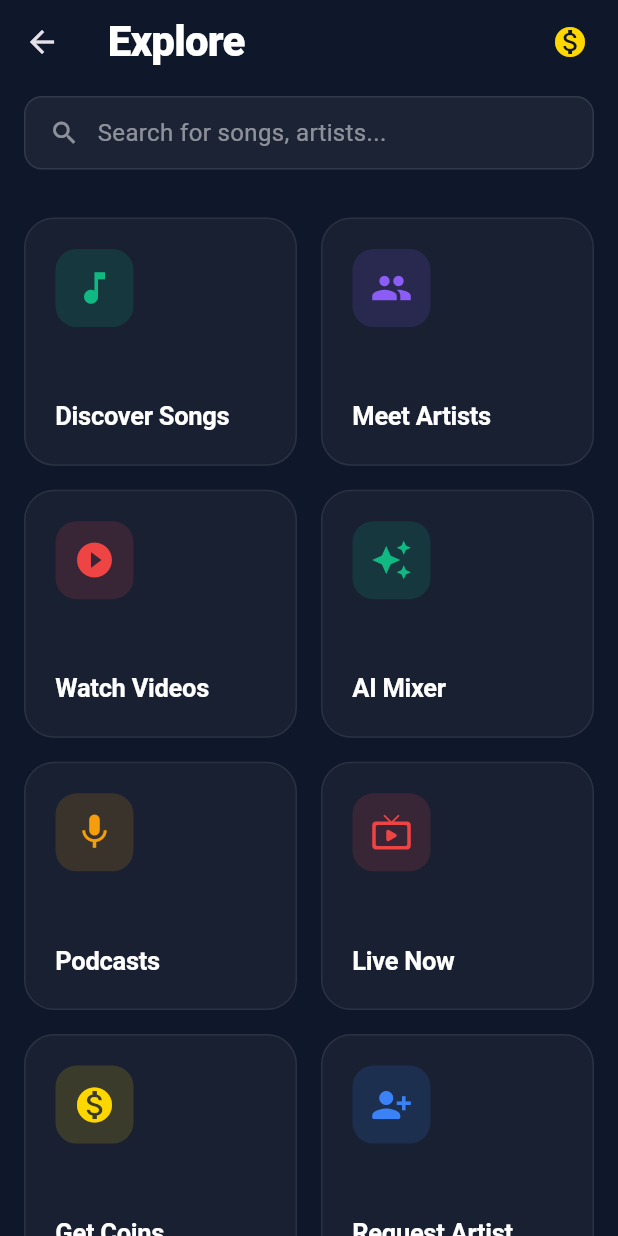
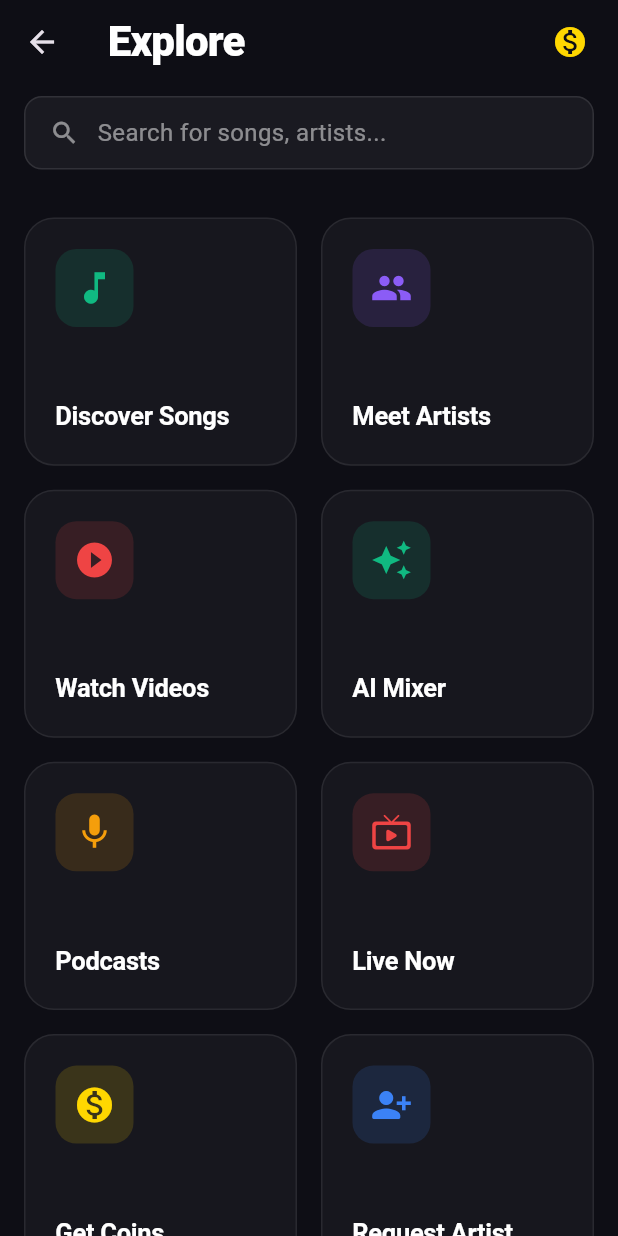
Before and after one commit to lionelishi21/lugmatic_mobileapp, a Flutter app: the ExploreHubPage screen opened directly, on a phone screen of 412 x 824 dp. Run offline on Flutter 3.47's test engine with Material 3 defaults, Android fonts, the phone set to English and light mode, and no system bars; our stand-ins replace cached_network_image, chewie, dio, flutter_secure_storage, google_sign_in, just_audio and 4 more; missing offline and left inert: flutter_stripe, livekit_client; accounts and stored records are empty.

Commit message:
design: update lib/core/constants/app_colors.dart

```diff
--- a/lib/core/constants/app_colors.dart
+++ b/lib/core/constants/app_colors.dart
@@ -1,24 +1,94 @@
 import 'package:flutter/material.dart';
 
+/// Design tokens extracted directly from lugmatic-music (staging-setup branch).
+/// CSS source: src/app/globals.css
+///
+/// --background:  oklch(0.08 0.01 270)  → #0E0E15 near-black
+/// --card:        oklch(0.12 0.01 270)  → #16161F dark card
+/// --primary:     oklch(0.75 0.2 145)   → #86E560 vibrant lime-green
+/// --secondary:   oklch(0.45 0.18 300)  → #7B3FAF purple accent
+/// --muted:       oklch(0.2 0.01 270)   → #27272F
+/// --muted-fg:    oklch(0.65 0 0)       → #A6A6A6
+/// Fonts: DM Sans (body), Bebas Neue (display/headings)
 class AppColors {
-  static const Color primaryGreen = Color(0xFF10B981); // Emerald 500
-  static const Color darkBackground = Color(0xFF0F172A); // Matching web app dark
-  static const Color cardBackground = Color(0xFF1E293B);
+  // ── Core backgrounds ──────────────────────────────────────────
+  static const Color background = Color(0xFF0E0E15);
+  static const Color card = Color(0xFF16161F);
+  static const Color muted = Color(0xFF27272F);
+  static const Color sidebar = Color(0xFF0F0F16);
+
+  // ── Brand green (primary) ─────────────────────────────────────
+  static const Color primary = Color(0xFF86E560);
+  static const Color primaryDim = Color(0xFF5EC43A);
+  static const Color primaryDeep = Color(0xFF3A8A22);
+
+  // ── Purple accent (secondary) ─────────────────────────────────
+  static const Color secondary = Color(0xFF7B3FAF);
+  static const Color secondaryDim = Color(0xFF5C2E85);
+
+  // ── Text ──────────────────────────────────────────────────────
+  static const Color foreground = Color(0xFFF9F9FC);
+  static const Color mutedForeground = Color(0xFFA6A6A6);
   static const Color white = Colors.white;
-  static const Color greyLight = Color(0xFFD1D5DB);
-  static const Color greyDark = Color(0xFF6B7280);
+
+  // ── Border / input ────────────────────────────────────────────
+  static const Color border = Color(0x1FFFFFFF);    // white/12%
+  static const Color input = Color(0x26FFFFFF);     // white/15%
+  static const Color surfaceSubtle = Color(0x0DFFFFFF); // white/5%
+  static const Color surface10 = Color(0x1AFFFFFF); // white/10%
+
+  // ── Status ────────────────────────────────────────────────────
+  static const Color destructive = Color(0xFFE05252);
+  static const Color error = Color(0xFFE05252);
+  static const Color success = primary;
+
+  // ── Glass surface (.glass CSS class) ─────────────────────────
+  static const Color glassBg = Color(0xCC16161F); // card at 80%
+
+  // ── Legacy aliases (backward compat with existing screens) ────
+  static const Color darkBackground = background;
+  static const Color cardBackground = card;
+  static const Color cardBackgroundDark = card;
+  static const Color surfaceLight = muted;
+  static const Color textPrimary = foreground;
+  static const Color textSecondary = Color(0xFFD4D4E0);
+  static const Color textMuted = mutedForeground;
+  static const Color textLight = Color(0xFF6B6B7A);
+  static const Color primaryGreen = primary;
+  static const Color primaryGreenLight = Color(0xFFA3F075);
+  static const Color limeGreen = primary;
+  static const Color deepGreen = primaryDeep;
+  static const Color emeraldDark = primaryDeep;
+  static const Color btnGradientStart = primary;
+  static const Color btnGradientMid = primary;
+  static const Color btnGradientEnd = primaryDim;
+  static const Color brandGreen = primary;
+  static const Color brandSecondary = secondary;
+  static const Color greyDark = mutedForeground;
+  static const Color greyLight = Color(0xFF3A3A48);
   static const Color black = Colors.black;
+  static const Color borderFocus = primary;
+  static const Color errorLight = Color(0x33E05252);
+  static const Color bgGradientStart = background;
+  static const Color bgGradientMid = Color(0xFF0E1510);
+  static const Color bgGradientEnd = background;
+  static const List<Color> backgroundGradient = [background, Color(0xFF0E1510), background];
+  static const List<double> gradientStops = [0.0, 0.5, 1.0];
 
-  // Brand specific colors matching web app
-  static const Color brandGreen = Color(0xFF10B981);
-  static const Color brandSecondary = Color(0xFF7C3AED); // Matching web app secondary
+  // ── Gradients ─────────────────────────────────────────────────
 
-  // Gradient colors
-  static const List<Color> backgroundGradient = [
-    Colors.transparent,
-    Color(0x800F172A),
-    Color(0xFF0F172A),
-  ];
+  /// Page background — near-black with faint green tint (matches web fixed orbs)
+  static LinearGradient get screenGradient => const LinearGradient(
+        begin: Alignment.topLeft,
+        end: Alignment.bottomRight,
+        colors: [background, Color(0xFF0E1510), background],
+        stops: [0.0, 0.5, 1.0],
+      );
 
-  static const List<double> gradientStops = [0.0, 0.6, 1.0];
+  /// Primary button — solid green matching web bg-primary
+  static LinearGradient get primaryGradient => const LinearGradient(
+        begin: Alignment.centerLeft,
+        end: Alignment.centerRight,
+        colors: [primary, primaryDim],
+      );
 }
```
